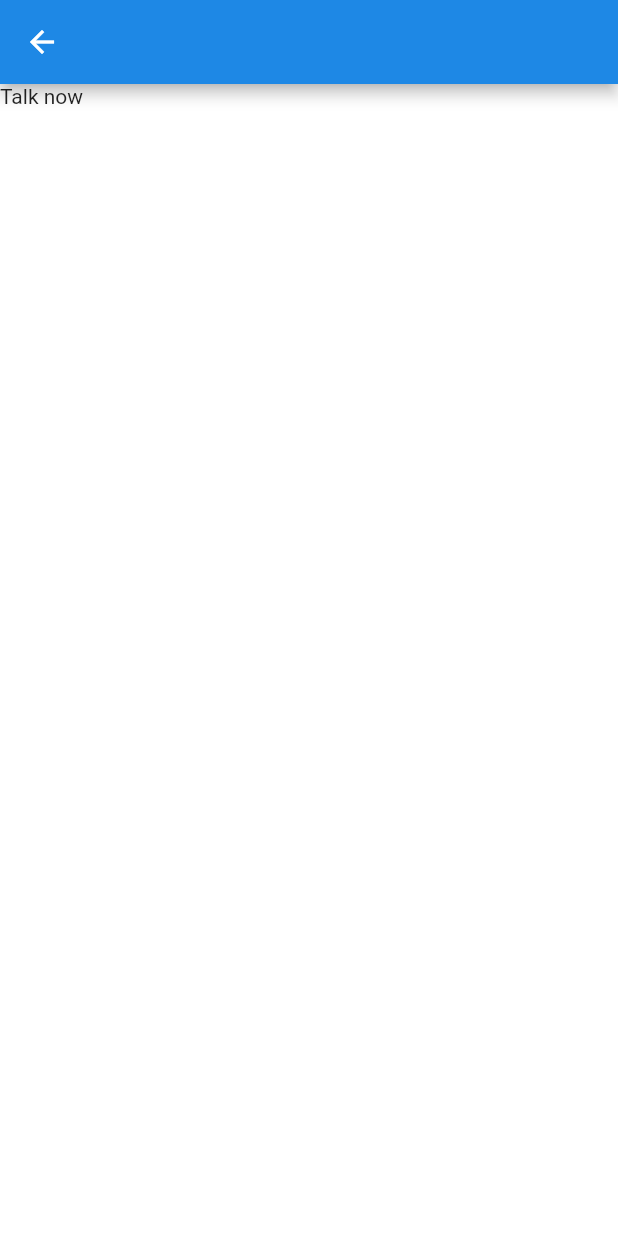
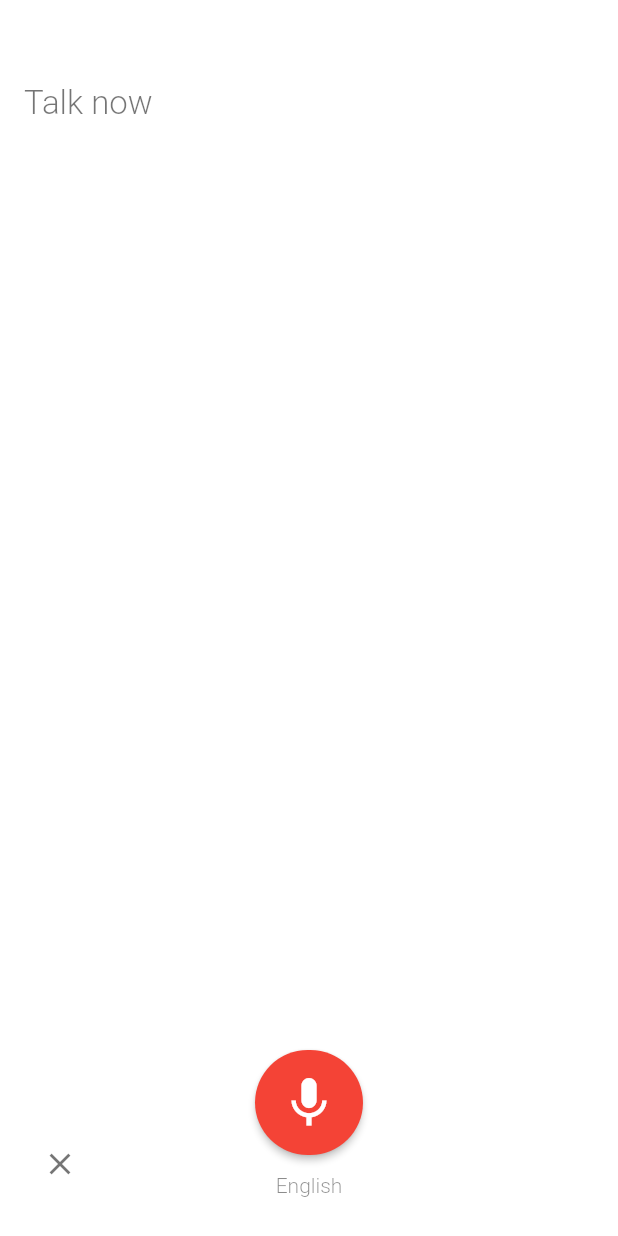
Before and after one commit to Appli-chic/google-translate-flutter, a Flutter app: the screen it shows after launch, after a tap on "Voice", on a phone screen of 412 x 824 dp. Run offline on Flutter 3.47's test engine with Material 2 defaults, Android fonts, the phone set to English and light mode, and no system bars; our stand-ins replace flutter_sticky_header, speech_to_text; missing offline and left inert: translator.

Commit message:
Retrieve the text from a speech in any language.

```diff
--- a/lib/components/translate-text.dart
+++ b/lib/components/translate-text.dart
@@ -1,12 +1,20 @@
 import 'package:flutter/material.dart';
+import 'package:google_translate/models/language.dart';
 import 'package:google_translate/screens/record_page.dart';
 
 import 'action-button.dart';
 
 class TranslateText extends StatefulWidget {
-  TranslateText({Key key, this.onTextTouched}) : super(key: key);
+  TranslateText({
+    Key key,
+    this.onTextTouched,
+    @required this.firstLanguage,
+    @required this.secondLanguage,
+  }) : super(key: key);
 
   final Function(bool) onTextTouched;
+  final Language firstLanguage;
+  final Language secondLanguage;
 
   @override
   _TranslateTextState createState() => _TranslateTextState();
@@ -59,12 +67,20 @@ class _TranslateTextState extends State<TranslateText> {
                 ),
                 ActionButton(
                   onClick: () async {
-                    await Navigator.push(
+                    var result = await Navigator.push(
                       context,
                       MaterialPageRoute(
-                        builder: (context) => RecordPage(),
+                        builder: (context) =>
+                            RecordPage(
+                              firstLanguage: widget.firstLanguage,
+                              secondLanguage: widget.secondLanguage,
+                            ),
                       ),
                     );
+
+                    if(result != null && result != "") {
+                      // TODO: Write the text
+                    }
                   },
                   icon: Icons.keyboard_voice,
                   text: "Voice",
--- a/lib/screens/home-page.dart
+++ b/lib/screens/home-page.dart
@@ -105,6 +105,8 @@ class _HomePageState extends State<HomePage>
                 offstage: this._isTextTouched,
                 child: TranslateText(
                   onTextTouched: this._onTextTouched,
+                  firstLanguage: _firstLanguage,
+                  secondLanguage: _secondLanguage,
                 ),
               ),
               Offstage(
--- a/lib/screens/record_page.dart
+++ b/lib/screens/record_page.dart
@@ -1,20 +1,155 @@
+import 'dart:async';
+
 import 'package:flutter/material.dart';
+import 'package:flutter/services.dart';
+import 'package:google_translate/models/language.dart';
+import 'package:speech_to_text/speech_to_text.dart';
+import 'package:speech_to_text/speech_recognition_result.dart';
+import 'package:speech_to_text/speech_recognition_error.dart';
 
 class RecordPage extends StatefulWidget {
+  RecordPage({
+    @required this.firstLanguage,
+    @required this.secondLanguage,
+  });
+
+  final Language firstLanguage;
+  final Language secondLanguage;
+
   @override
   _RecordPageState createState() => _RecordPageState();
 }
 
 class _RecordPageState extends State<RecordPage> {
+  final _speech = SpeechToText();
+  String _lastWords = "";
+
+  @override
+  void initState() {
+    super.initState();
+    _initSpeechToText();
+  }
+
+  @override
+  void dispose() {
+    super.dispose();
+    _speech.stop();
+  }
+
+  Future<void> _initSpeechToText() async {
+    bool available = await _speech.initialize(
+        onStatus: _statusListener, onError: _errorListener);
+
+    if (available) {
+      _speech.listen(
+          onResult: _resultListener, localeId: widget.firstLanguage.code);
+    } else {
+      print("The user has denied the use of speech recognition.");
+    }
+  }
+
+  void _resultListener(SpeechRecognitionResult result) {
+    setState(() {
+      _lastWords = result.recognizedWords;
+    });
+  }
+
+  void _errorListener(SpeechRecognitionError error) {
+    print("${error.errorMsg} - ${error.permanent}");
+  }
+
+  void _statusListener(String status) {
+    print("$status");
+  }
+
+  void _startListening() {
+    if (!_speech.isListening) {
+      _lastWords = "";
+      _speech.listen(onResult: _resultListener);
+      setState(() {});
+    }
+  }
+
   @override
   Widget build(BuildContext context) {
     return Scaffold(
       backgroundColor: Colors.white,
-      appBar: AppBar(),
-      body: Column(
-        children: <Widget>[
-          Text('Talk now'),
-        ],
+      body: AnnotatedRegion<SystemUiOverlayStyle>(
+        value: SystemUiOverlayStyle.dark,
+        child: Container(
+          margin: EdgeInsets.only(
+              top: kToolbarHeight, left: 16, right: 16, bottom: 16),
+          child: Column(
+            crossAxisAlignment: CrossAxisAlignment.start,
+            children: <Widget>[
+              Expanded(
+                child: Text(
+                  _lastWords != '' ? _lastWords : 'Talk now',
+                  style: TextStyle(
+                    color: Colors.black54,
+                    fontSize: 22,
+                    fontWeight: FontWeight.w300,
+                  ),
+                ),
+              ),
+              Container(
+                margin: EdgeInsets.only(bottom: 8),
+                height: 100,
+                child: Stack(
+                  children: <Widget>[
+                    Align(
+                      alignment: Alignment.bottomLeft,
+                      child: IconButton(
+                        icon: Icon(
+                          Icons.close,
+                          color: Colors.black54,
+                        ),
+                        onPressed: () {
+                          Navigator.pop(context, _lastWords);
+                        },
+                      ),
+                    ),
+                    Center(
+                      child: Column(
+                        children: <Widget>[
+                          ButtonTheme(
+                            minWidth: 70.0,
+                            height: 70.0,
+                            child: RaisedButton(
+                              onPressed: () {
+                                _startListening();
+                              },
+                              shape: RoundedRectangleBorder(
+                                borderRadius: BorderRadius.circular(40.0),
+                              ),
+                              color: Colors.red,
+                              child: Icon(
+                                Icons.mic,
+                                color: Colors.white,
+                                size: 40,
+                              ),
+                            ),
+                          ),
+                          Container(
+                            margin: EdgeInsets.only(top: 12),
+                            child: Text(
+                              widget.firstLanguage.name,
+                              style: TextStyle(
+                                color: Colors.black45,
+                                fontSize: 14,
+                                fontWeight: FontWeight.w300,
+                              ),
+                            ),
+                          ),
+                        ],
+                      ),
+                    ),
+                  ],
+                ),
+              ),
+            ],
+          ),
+        ),
       ),
     );
   }
```
Also changed, not shown: 2 other files.
